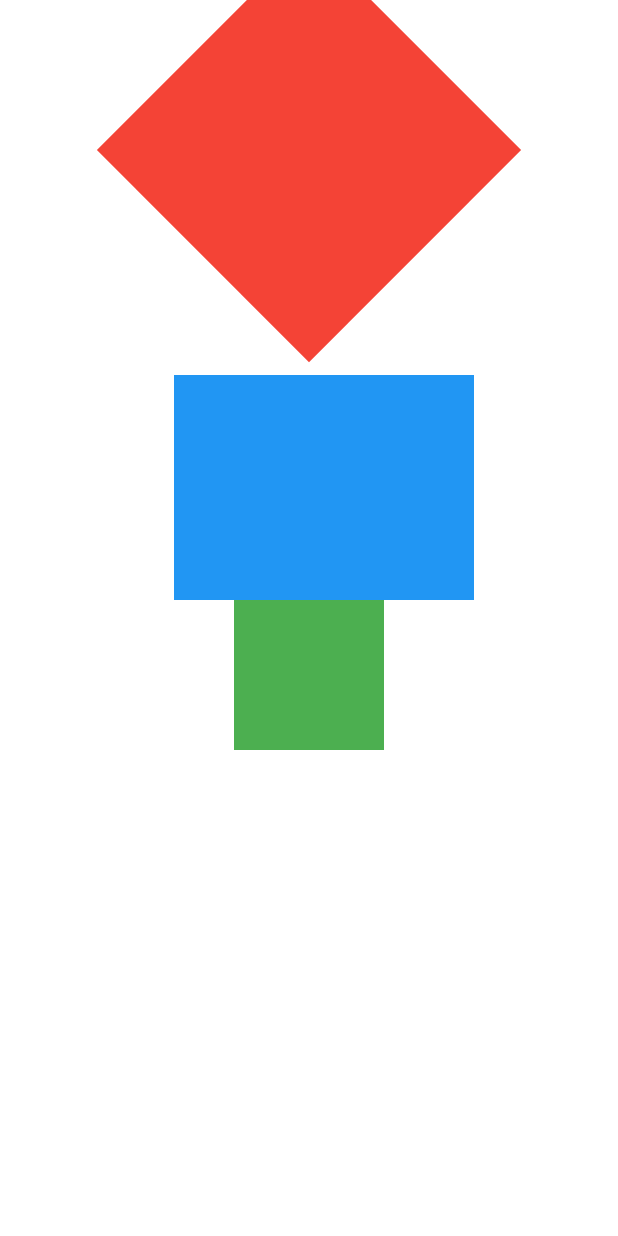
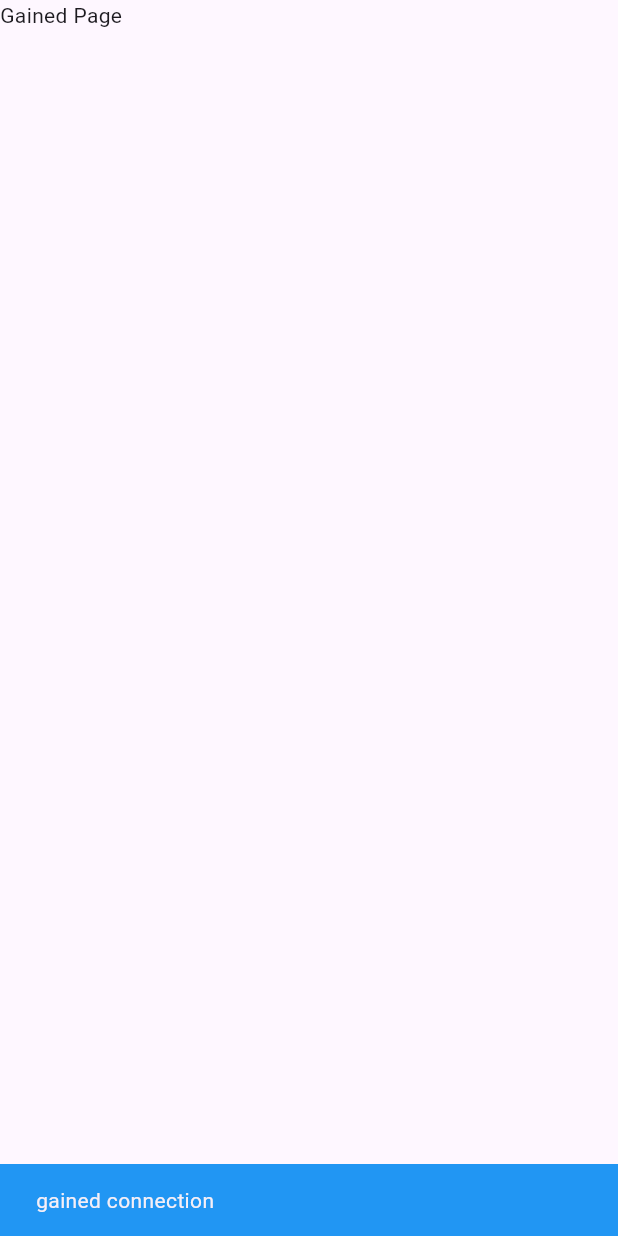
Before and after one commit to TahminaTania/flutter_Practice, a Flutter app: the first screen one second after launch, on a phone screen of 412 x 824 dp. Run offline on Flutter 3.47's test engine with Material 2 defaults, Android fonts, the phone set to English and light mode, and no system bars; our stand-ins replace connectivity, curved_navigation_bar, file_picker, flutter_bloc, fluttertoast.

Commit message:
bloc stat management

```diff
--- a/flutter_web/lib/main.dart
+++ b/flutter_web/lib/main.dart
@@ -1,4 +1,7 @@
 import 'package:flutter/material.dart';
+import 'package:flutter_bloc/flutter_bloc.dart';
+import 'package:flutter_web/screens/bloc/bloc_home.dart';
+import 'package:flutter_web/screens/bloc/bloc_page.dart';
 //import 'package:flutter_web/screens/backdrop_filter.dart';
 import 'package:flutter_web/screens/transforn_widget.dart';
 //import 'package:flutter_web/screens/animated_cross-fade.dart';
@@ -18,32 +21,52 @@ void main() {
   runApp(const MyApp());
 }
 
+// class MyApp extends StatelessWidget {
+//   const MyApp({super.key});
+
+//   // This widget is the root of your application.
+//   @override
+//   Widget build(BuildContext context) {
+//     return MaterialApp(
+//       title: 'Flutter Demo',
+//       theme: ThemeData(
+//         colorScheme: ColorScheme.fromSeed(seedColor: Colors.deepPurple),
+//         useMaterial3: true,
+//       ),
+//       // home: const MyHomePage(),
+//       // home:ModelBottomSheet()
+//       //home: AlertDialouge()
+//       // home:CurvedNavigation()
+//       //home: CustomDialouge()
+//       //home: SnackBarPage() didn't worked on web
+//       //home: ToastPage(),
+//       //home:SliderPage()
+//       //home:RichTextPage()
+//       //home: DismissiblePage()
+//       // home: AnimatedCrossFadePage()
+//       // home: ExpansionTileExample()
+//       // home: BackDropPage()
+//       //home: TransformWidget(),
+//     );
+//   }
+// }
+
 class MyApp extends StatelessWidget {
   const MyApp({super.key});
 
   // This widget is the root of your application.
   @override
   Widget build(BuildContext context) {
-    return MaterialApp(
-      title: 'Flutter Demo',
-      theme: ThemeData(
-        colorScheme: ColorScheme.fromSeed(seedColor: Colors.deepPurple),
-        useMaterial3: true,
+    return BlocProvider(
+      create: (context) => MypageBloc(),
+      child: MaterialApp(
+        title: 'Flutter Demo',
+        theme: ThemeData(
+          colorScheme: ColorScheme.fromSeed(seedColor: Colors.deepPurple),
+          useMaterial3: true,
+        ),
+        home: BlocHome(),
       ),
-      // home: const MyHomePage(),
-      // home:ModelBottomSheet()
-      //home: AlertDialouge()
-      // home:CurvedNavigation()
-      //home: CustomDialouge()
-      //home: SnackBarPage() didn't worked on web
-      //home: ToastPage(),
-      //home:SliderPage()
-      //home:RichTextPage()
-      //home: DismissiblePage()
-      // home: AnimatedCrossFadePage()
-      // home: ExpansionTileExample()
-      // home: BackDropPage()
-      home: TransformWidget(),
     );
   }
 }
--- /dev/null
+++ b/flutter_web/lib/screens/bloc/bloc_event_page.dart
@@ -0,0 +1,5 @@
+abstract class mypageEvent {}
+
+class pagelostEvent extends mypageEvent {}
+
+class pageGainedEvent extends mypageEvent {}
--- /dev/null
+++ b/flutter_web/lib/screens/bloc/bloc_home.dart
@@ -0,0 +1,43 @@
+import 'package:flutter/material.dart';
+import 'package:flutter_bloc/flutter_bloc.dart';
+//import 'package:flutter_web/screens/bloc/bloc_event_page.dart';
+import 'package:flutter_web/screens/bloc/bloc_page.dart';
+import 'package:flutter_web/screens/bloc/bloc_state_page.dart';
+
+class BlocHome extends StatelessWidget {
+  const BlocHome({Key? key}) : super(key: key);
+
+  @override
+  Widget build(BuildContext context) {
+    return Scaffold(
+      body: SafeArea(
+        child: BlocConsumer<MypageBloc, mypageState>(
+          listener: (context, state) {
+            // TODO: implement listener
+            if (state is pageGainedState) {
+              ScaffoldMessenger.of(context).showSnackBar(SnackBar(
+                content: Text("gained connection"),
+                backgroundColor: Colors.blue,
+              ));
+            } else
+              ({
+                ScaffoldMessenger.of(context).showSnackBar(SnackBar(
+                  content: Text("LOST connection"),
+                  backgroundColor: Colors.red,
+                ))
+              });
+          },
+          builder: (context, state) {
+            if (state is pageGainedState) {
+              return Text("Gained Page");
+            } else if (state is pageLostState) {
+              return Text("Lost Page");
+            } else {
+              return Text("Landing page");
+            }
+          },
+        ),
+      ),
+    );
+  }
+}
--- /dev/null
+++ b/flutter_web/lib/screens/bloc/bloc_page.dart
@@ -0,0 +1,38 @@
+import 'dart:async';
+
+import 'package:connectivity/connectivity.dart';
+import 'package:flutter/material.dart';
+import 'package:flutter_bloc/flutter_bloc.dart';
+import 'package:flutter_web/screens/bloc/bloc_event_page.dart';
+import 'package:flutter_web/screens/bloc/bloc_state_page.dart';
+
+class MypageBloc extends Bloc<mypageEvent, mypageState> {
+  Connectivity cont = Connectivity();
+  StreamSubscription? contSubscription;
+  MypageBloc() : super(pageInitialState()) {
+    on<pagelostEvent>((event, emit) {
+      emit(pageLostState());
+      // TODO: implement event handler
+    });
+    on<pageGainedEvent>((event, emit) {
+      emit(pageGainedState());
+      // TODO: implement event handler
+    });
+
+    contSubscription = cont.onConnectivityChanged.listen((result) {
+      if (result == ConnectivityResult.mobile ||
+          result == ConnectivityResult.wifi) {
+        add(pageGainedEvent());
+      } else {
+        add(pagelostEvent());
+      }
+    });
+  }
+
+  @override
+  Future<void> close() {
+    contSubscription?.cancel();
+    // TODO: implement close
+    return super.close();
+  }
+}
--- /dev/null
+++ b/flutter_web/lib/screens/bloc/bloc_state_page.dart
@@ -0,0 +1,7 @@
+abstract class mypageState {}
+
+class pageInitialState extends mypageState {}
+
+class pageLostState extends mypageState {}
+
+class pageGainedState extends mypageState {}
--- a/flutter_web/pubspec.yaml
+++ b/flutter_web/pubspec.yaml
@@ -38,6 +38,8 @@ dependencies:
   # Use with the CupertinoIcons class for iOS style icons.
   cupertino_icons: ^1.0.2
   file_picker: ^5.3.2
+  flutter_bloc: ^8.1.3
+  connectivity: ^3.0.6
 
 dev_dependencies:
   fluttertoast: ^8.2.2
```
Also changed, not shown: flutter_web/pubspec.lock, 1 other file.
